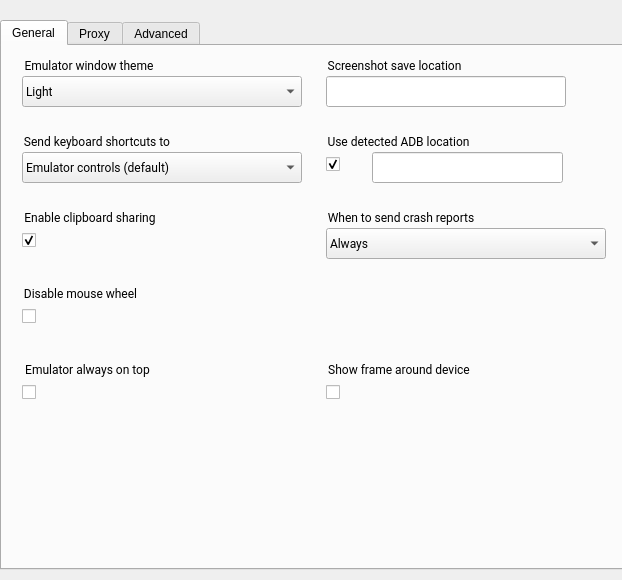
Above: android/android-emu/android/skin/qt/extended-pages/settings-page.ui from vicamo/libandroid-emugl before the change. Below: the same form after it.
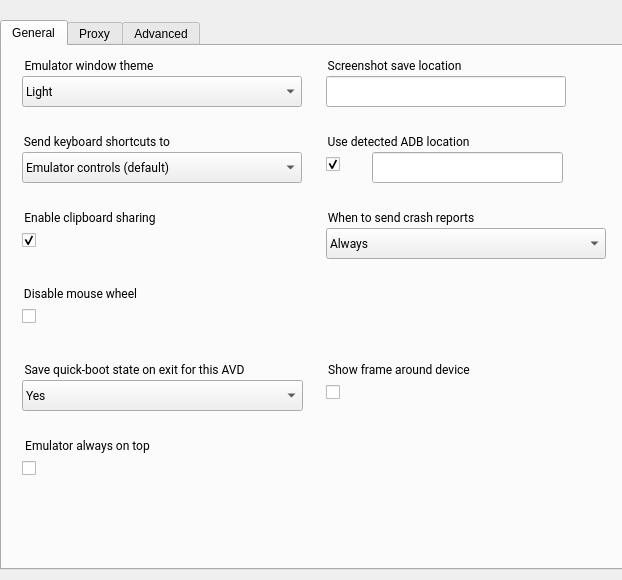
That is the form after the change. Icons and pictures are not drawn. Custom widgets are drawn as their Qt base class.

Commit message:
[UI] Add control for "Save snapshot on exit"
Add a control on the Settings page for saving a
snapshot when the Emulator exits. Choices are Always,
Never, and Ask.

If the -no-snapshot-save option is used on the
command line, then the UI setting is ignored.

This setting is specific to the AVD. The setting
is remembered for that AVD, but does not affect
other AVDs.

This is the first "per-AVD" setting. The 'qt-settings.h'
file highlights this distinction.

Test: Manual

Patch:
```diff
--- a/android/android-emu/android/skin/qt/extended-pages/settings-page.ui
+++ b/android/android-emu/android/skin/qt/extended-pages/settings-page.ui
@@ -439,7 +439,7 @@
      <property name="geometry">
       <rect>
        <x>20</x>
-       <y>334</y>
+       <y>410</y>
        <width>211</width>
        <height>24</height>
       </rect>
@@ -464,7 +464,7 @@
      <property name="geometry">
       <rect>
        <x>20</x>
-       <y>314</y>
+       <y>390</y>
        <width>211</width>
        <height>21</height>
       </rect>
@@ -582,6 +582,69 @@
       <bool>false</bool>
      </property>
     </widget>
+    <widget class="QGroupBox" name="saveOnExitTitle">
+     <property name="geometry">
+      <rect>
+       <x>20</x>
+       <y>314</y>
+       <width>281</width>
+       <height>21</height>
+      </rect>
+     </property>
+     <property name="font">
+      <font>
+       <family>Roboto</family>
+      </font>
+     </property>
+     <property name="styleSheet">
+      <string notr="true">border: 0px;</string>
+     </property>
+     <property name="title">
+      <string>Save quick-boot state on exit for this AVD</string>
+     </property>
+     <property name="ColorGroup" stdset="0">
+      <string>Title</string>
+     </property>
+    </widget>
+    <widget class="QComboBox" name="set_saveSnapshotOnExit">
+     <property name="geometry">
+      <rect>
+       <x>20</x>
+       <y>334</y>
+       <width>281</width>
+       <height>31</height>
+      </rect>
+     </property>
+     <property name="font">
+      <font>
+       <family>Roboto</family>
+      </font>
+     </property>
+     <property name="styleSheet">
+      <string notr="true">padding: 3px 3px 3px 3px;</string>
+     </property>
+     <property name="maxVisibleItems">
+      <number>3</number>
+     </property>
+     <property name="report_metrics" stdset="0">
+      <bool>false</bool>
+     </property>
+     <item>
+      <property name="text">
+       <string>Yes</string>
+      </property>
+     </item>
+     <item>
+      <property name="text">
+       <string>No</string>
+      </property>
+     </item>
+     <item>
+      <property name="text">
+       <string>Ask</string>
+      </property>
+     </item>
+    </widget>
    </widget>
    <widget class="QWidget" name="tab_2">
     <attribute name="title">
```
The commit also changes 8 other files.
